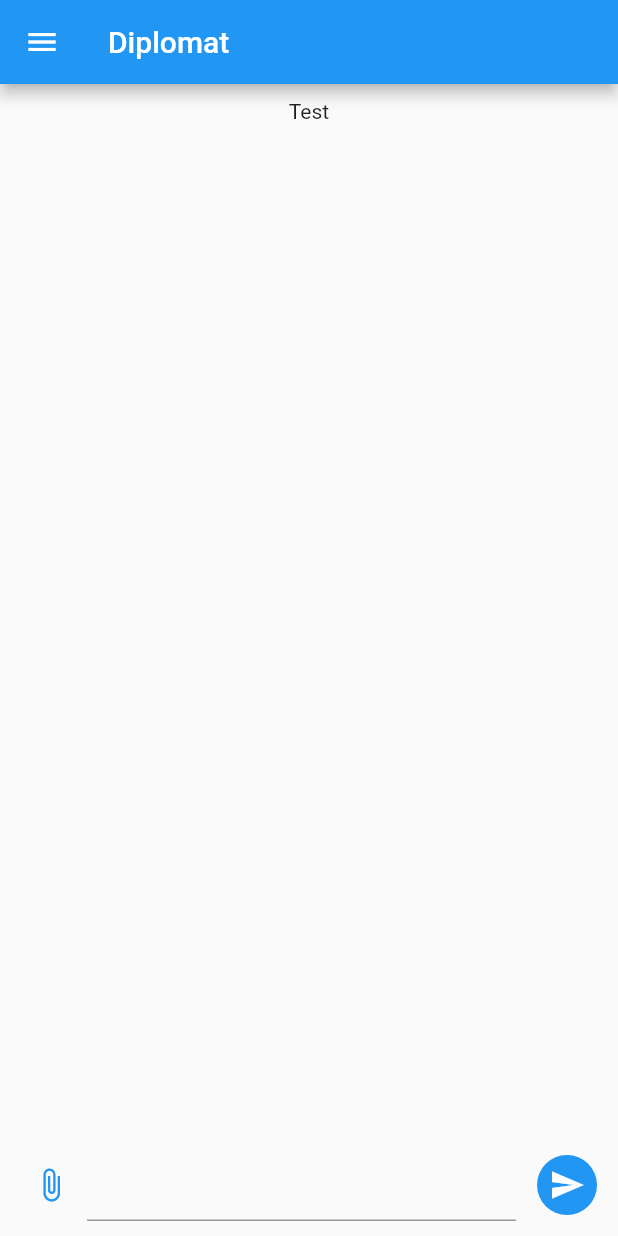
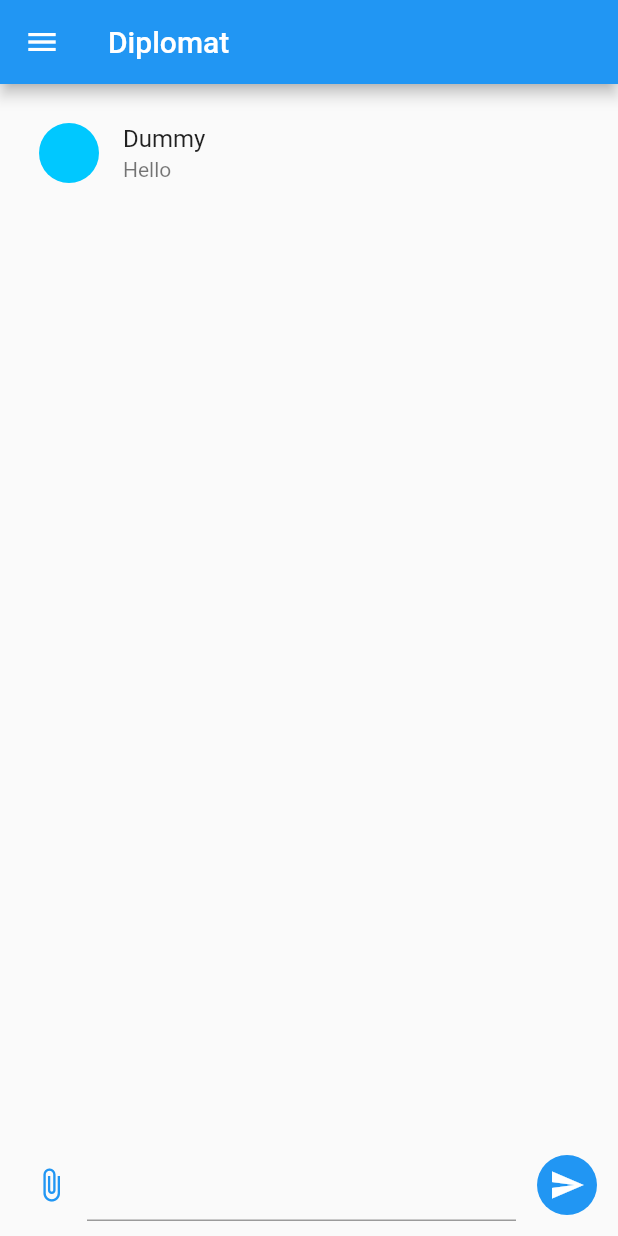
Before and after one commit to Christian7573/diplomat, a Flutter app: the screen it shows after launch, on a phone screen of 412 x 824 dp. Run offline on Flutter 3.47's test engine with Material 2 defaults, Android fonts, the phone set to English and light mode, and no system bars.

Commit message:
MessageTile testing

```diff
--- a/lib/dummy.dart
+++ b/lib/dummy.dart
@@ -2,8 +2,12 @@
 import "./multiaddr.dart";
 
 List<Thread> sample_threads() {
+	Thread dummy1 = Thread(Multiaddr.parse("/thread/lolrandom")!, "Dummy Thread");
+	dummy1.message_batches.add(MessageBatch([
+		Message(Multiaddr.parse("/dummy")!, Multiaddr.parse("/dummy")!, "Hello")
+	]));
 	return [
-		Thread(Multiaddr.parse("/thread/lolrandom")!, "Dummy Thread"),
+		dummy1,
 		Thread(
 			Multiaddr.parse("/thread/lolrandom2")!, "Dummy Thread 2",
 			children: [
--- a/lib/multiaddr.dart
+++ b/lib/multiaddr.dart
@@ -14,9 +14,9 @@
 					components.add(comp);
 				} break;
 
-				default: {
 
-				} break;
+				case "dummy": { components.add(MultiaddrDummyComponent()); } break;
+				default: { throw "Unknown multiaddr component " + bits.current; }
 			}
 		}
 		return Multiaddr(components);
@@ -31,7 +31,8 @@
 }
 
 enum MultiaddrComponentType {
-	Thread
+	Thread,
+	Dummy
 }
 
 abstract class MultiaddrComponent {
@@ -50,3 +51,8 @@
 	}
 	@override String toString() => "/thread/$id";
 }
+
+class MultiaddrDummyComponent extends MultiaddrComponent {
+	@override String toString() => "/dummy";
+	MultiaddrComponentType get type => MultiaddrComponentType.Dummy;
+}
--- a/lib/structures.dart
+++ b/lib/structures.dart
@@ -4,10 +4,16 @@
 	Multiaddr addr;
 	String name;
 	List<Thread> children = [];
+	List<MessageBatch> message_batches = [];
 
 	Thread(this.addr, this.name, {List<Thread>? children}) {
 		if (children != null) this.children = children;
 	}
+}
+
+class MessageBatch {
+	List<Message> messages;
+	MessageBatch(this.messages);
 }
 
 class Message {
--- a/lib/thread_interface.dart
+++ b/lib/thread_interface.dart
@@ -1,5 +1,6 @@
 import "package:flutter/material.dart";
 import "./structures.dart";
+import "./multiaddr.dart";
 
 class ThreadInterface extends StatelessWidget {
 	Thread thread;
@@ -10,7 +11,7 @@
 		return Column(children: [
 			Expanded(child: Padding(
 				padding: EdgeInsets.all(10),
-				child: Text("Test")
+				child: _Messages(thread)
 			)),
 			Padding(padding: EdgeInsets.all(10), child: Row(children: [
 				FloatingActionButton(
@@ -36,6 +37,28 @@
 	}
 }
 
+class _Messages extends StatefulWidget {
+	final Thread thread;
+	_Messages(this.thread);
+	State<_Messages> createState() => new _MessagesState();
+}
+class _MessagesState extends State<_Messages> {
+	@override Widget build(BuildContext contest) {
+		return ListView.builder(
+			itemCount: widget.thread.message_batches.fold(0, (count, batch) { return count! + batch.messages.length; }),
+			itemBuilder: (BuildContext context, int item_number) {
+				//TODO make badn't
+				int i = 0;
+				while (item_number >= widget.thread.message_batches[i].messages.length) {
+					i++;
+					item_number -= widget.thread.message_batches[i].messages.length;
+				}
+				return _MessageTile(widget.thread.message_batches[i].messages[item_number], Author(Multiaddr.parse("/dummy")!, "Dummy"));
+			}
+		);
+	}
+}
+
 class _MessageTile extends StatelessWidget {
 	final Message message;
 	final Author author;
@@ -45,6 +68,9 @@
 		return ListTile(
 			title: Text(this.author.name),
 			subtitle: Text(this.message.content),
+			leading: CircleAvatar(
+				backgroundColor: Color.fromARGB(255,0,200,255),
+			)
 		);
 	}
 }
```
Also changed, not shown: 1 other file.
